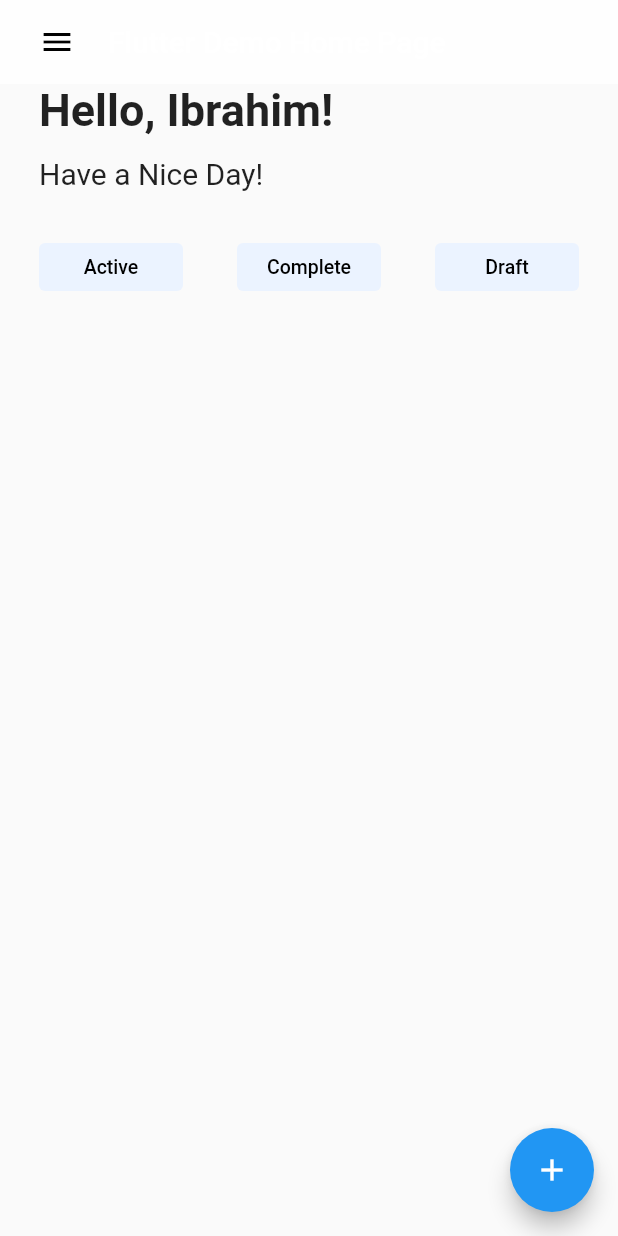
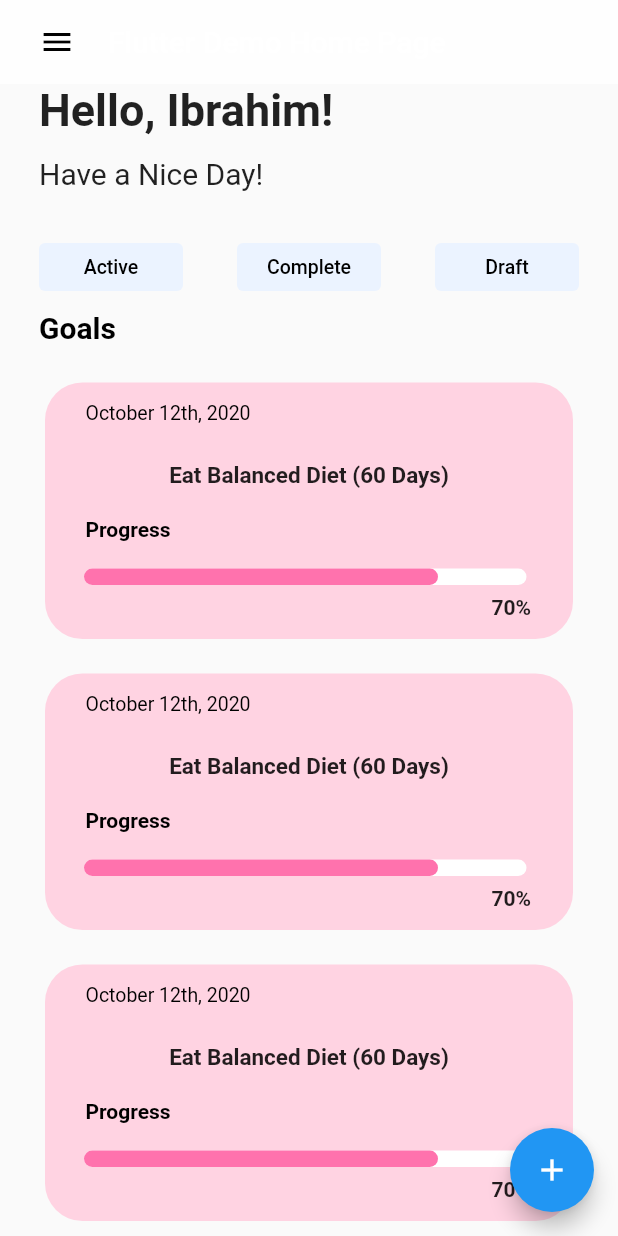
Before and after one commit to Ifraibrahim770/goal-tracker-5000, a Flutter app: the screen it shows after launch, on a phone screen of 412 x 824 dp. Run offline on Flutter 3.47's test engine with Material 2 defaults, Android fonts, the phone set to English and light mode, and no system bars; drawn by our look-alikes of percent_indicator.

Commit message:
Added Goal Item and List View to Home Page

```diff
--- a/lib/screens/home_page.dart
+++ b/lib/screens/home_page.dart
@@ -1,6 +1,6 @@
 import 'package:flutter/foundation.dart';
 import 'package:flutter/material.dart';
-
+import 'package:goal_tracker_5000/widgets/goal_item.dart';
 
 class HomePage extends StatelessWidget {
   const HomePage({super.key});
@@ -47,6 +47,8 @@ class MyHomePage extends StatefulWidget {
 
 class _MyHomePageState extends State<MyHomePage> {
   int _counter = 0;
+  final List<String> entries = <String>['A', 'B', 'C'];
+  final List<int> colorCodes = <int>[600, 500, 100];
 
   void _incrementCounter() {
     setState(() {
@@ -68,12 +70,10 @@ class _MyHomePageState extends State<MyHomePage> {
     // fast, so that you can just rebuild anything that needs updating rather
     // than having to individually change instances of widgets.
     return Scaffold(
-
       appBar: AppBar(
         iconTheme: const IconThemeData(
           color: Colors.black, //change your color here
         ),
-
         title: Text(widget.title),
         elevation: 0,
         leading: Padding(
@@ -86,90 +86,121 @@ class _MyHomePageState extends State<MyHomePage> {
         backgroundColor: Colors.white70,
       ),
 
-
-        body: Padding(padding: const EdgeInsets.only(left: 26, right: 26),
+      body: Padding(
+          padding: const EdgeInsets.only(left: 26, right: 26),
           child: Column(
             crossAxisAlignment: CrossAxisAlignment.start,
-            children:  <Widget>[
+            children: <Widget>[
               // Figma: TOP SPOT GROUP
               Column(
                 crossAxisAlignment: CrossAxisAlignment.start,
                 children: const [
-                  Text('Hello, Ibrahim!',style: TextStyle(fontSize: 30, fontWeight:FontWeight.bold )),
-                  SizedBox(height: 13,),
-                  Text('Have a Nice Day!', style: TextStyle(fontSize: 20),)
-
+                  Text('Hello, Ibrahim!',
+                      style:
+                          TextStyle(fontSize: 30, fontWeight: FontWeight.bold)),
+                  SizedBox(
+                    height: 13,
+                  ),
+                  Text(
+                    'Have a Nice Day!',
+                    style: TextStyle(fontSize: 20),
+                  )
                 ],
-
               ),
 
-             const SizedBox(height: 35,),
+              const SizedBox(
+                height: 35,
+              ),
               //FIGMA: NAVIGATION BUTTON GROUP
               Row(
                 mainAxisAlignment: MainAxisAlignment.spaceBetween,
-                children:  <Widget> [
+                children: <Widget>[
                   SizedBox(
-                    height:32, //height of button
-                    width:96, //width of button
-                    child:ElevatedButton(onPressed: () {
+                      height: 32, //height of button
+                      width: 96, //width of button
+                      child: ElevatedButton(
+                        onPressed: () {
                           if (kDebugMode) {
                             print('Active Button Pressed');
                           }
-
                         },
 
                         style: ElevatedButton.styleFrom(
                           backgroundColor: const Color(0xFFEBF3FF),
                           elevation: 0,
-                      ), child: const Text('Active', style: TextStyle(color: Colors.black,fontSize: 13),),
+                        ),
+                        child: const Text(
+                          'Active',
+                          style: TextStyle(color: Colors.black, fontSize: 13),
+                        ),
                         //parameters of Button class
-                    )
-                ),
-
+                      )),
                   SizedBox(
-                      height:32, //height of button
-                      width:96, //width of button
-                      child:ElevatedButton(onPressed: () {
+                      height: 32, //height of button
+                      width: 96, //width of button
+                      child: ElevatedButton(
+                        onPressed: () {
                           if (kDebugMode) {
                             print('Complete Button Pressed');
                           }
-
-
                         },
                         style: ElevatedButton.styleFrom(
                           backgroundColor: const Color(0xFFEBF3FF),
                           elevation: 0,
-                        ), child: const Text('Complete', style: TextStyle(color: Colors.black, fontSize: 13),),
+                        ),
+                        child: const Text(
+                          'Complete',
+                          style: TextStyle(color: Colors.black, fontSize: 13),
+                        ),
                         //parameters of Button class
-                      )
-                  ),
-
+                      )),
                   SizedBox(
-                      height:32, //height of button
-                      width:96, //width of button
-                      child:ElevatedButton(onPressed: () {
+                      height: 32, //height of button
+                      width: 96, //width of button
+                      child: ElevatedButton(
+                        onPressed: () {
                           if (kDebugMode) {
                             print('Draft Button Pressed');
                           }
-
-
                         },
                         style: ElevatedButton.styleFrom(
                           backgroundColor: const Color(0xFFEBF3FF),
                           elevation: 0,
-                        ), child: const Text('Draft', style: TextStyle(color: Colors.black,fontSize: 13),),
+                        ),
+                        child: const Text(
+                          'Draft',
+                          style: TextStyle(color: Colors.black, fontSize: 13),
+                        ),
 
                         //parameters of Button class
-                      )
-                  )
+                      ))
+                ],
+              ),
+              const SizedBox(
+                height: 13,
+              ),
 
+              const Text('Goals',
+                  style: TextStyle(
+                      color: Colors.black,
+                      fontSize: 20,
+                      fontWeight: FontWeight.bold)),
+
+              const SizedBox(
+                height: 21,
+              ),
+
+              Expanded(
+                child: ListView.builder(
+                    scrollDirection: Axis.vertical,
+                    shrinkWrap: true,
+                    itemCount: entries.length,
+                    itemBuilder: (BuildContext context, int index) {
+                      return const GoalItem();
+                    }),
+              ),
             ],
-              )
-
-
-            ],
-          )
-        ),
+          )),
 
       floatingActionButton: FloatingActionButton(
         onPressed: _incrementCounter,
--- /dev/null
+++ b/lib/widgets/goal_item.dart
@@ -0,0 +1,83 @@
+import 'package:flutter/material.dart';
+import 'package:percent_indicator/percent_indicator.dart';
+
+class GoalItem extends StatefulWidget {
+  const GoalItem({Key? key}) : super(key: key);
+
+  @override
+  State<GoalItem> createState() => _GoalItemState();
+}
+
+class _GoalItemState extends State<GoalItem> {
+  @override
+  Widget build(BuildContext context) {
+    return Padding (
+      padding: const EdgeInsets.only(bottom: 15),
+      child: Card(
+        elevation: 0,
+        color: const Color(0xFFFFD3E2),
+        shape: RoundedRectangleBorder(
+          borderRadius: BorderRadius.circular(25.0),
+        ),
+        child: InkWell(
+          splashColor: Colors.blue.withAlpha(30),
+          onTap: () {
+            debugPrint('Card tapped.');
+          },
+          child: SizedBox(
+            width: 337,
+            height: 171,
+            child: Column(
+              crossAxisAlignment: CrossAxisAlignment.start,
+              children: [
+                const Padding(
+                    padding: EdgeInsets.only(left: 27, top: 13),
+                    child: Text('October 12th, 2020',
+                        style: TextStyle(color: Colors.black, fontSize: 13))),
+                Container(
+                  alignment: Alignment.center,
+                  child: const Padding(
+                      padding: EdgeInsets.only(top: 25),
+                      child: Text('Eat Balanced Diet (60 Days)',
+                          style: TextStyle(
+                              fontSize: 15, fontWeight: FontWeight.bold))),
+                ),
+                const Padding(
+                    padding: EdgeInsets.only(left: 27, top: 19),
+                    child: Text('Progress',
+                        style: TextStyle(
+                            color: Colors.black,
+                            fontSize: 14,
+                            fontWeight: FontWeight.bold))),
+                Container(
+                  alignment: Alignment.centerLeft,
+                  child: Padding(
+                      padding: const EdgeInsets.only(left: 16, top: 18),
+                      child: LinearPercentIndicator(
+                        width: MediaQuery.of(context).size.width - 97,
+                        animation: true,
+                        lineHeight: 11.0,
+                        animationDuration: 2500,
+                        percent: 0.8,
+                        barRadius: const Radius.circular(20),
+                        linearStrokeCap: LinearStrokeCap.roundAll,
+                        progressColor: const Color(0xFFFF72AD),
+                        backgroundColor: Colors.white,
+                      )),
+                ),
+                Container(
+                  alignment: Alignment.centerRight,
+                  child: const Padding(
+                      padding: EdgeInsets.only(top: 7, right: 28),
+                      child: Text('70%',
+                          style: TextStyle(
+                              fontSize: 14, fontWeight: FontWeight.bold))),
+                ),
+              ],
+            ),
+          ),
+        ),
+      ),
+    );
+  }
+}
--- a/pubspec.yaml
+++ b/pubspec.yaml
@@ -36,6 +36,7 @@ dependencies:
   # The following adds the Cupertino Icons font to your application.
   # Use with the CupertinoIcons class for iOS style icons.
   cupertino_icons: ^1.0.2
+  percent_indicator: ^4.0.1
 
 dev_dependencies:
   flutter_test:
```
Also changed, not shown: pubspec.lock. Lines whose indentation alone changed are shown as unchanged.
